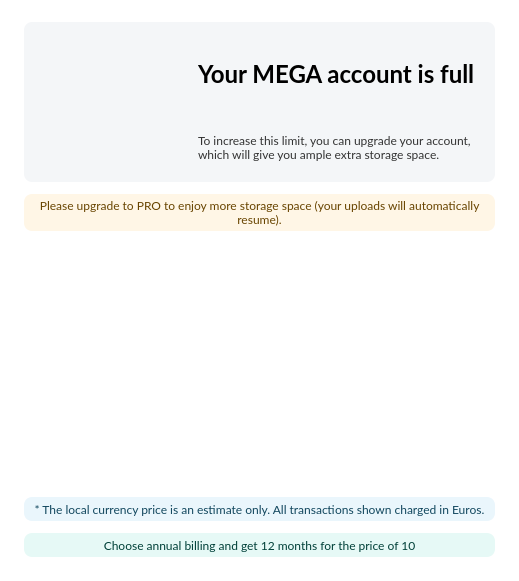
The window that src/MEGASync/gui/macx/UpgradeOverStorage.ui (meganz/MEGAsync) describes before a commit, drawn with Qt 5.
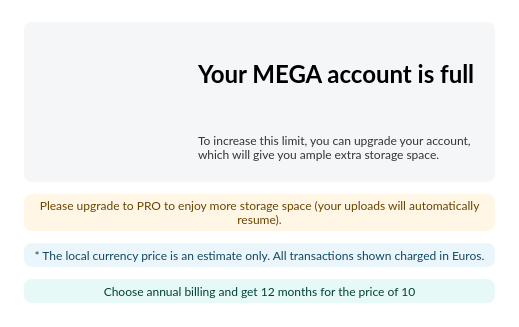
The same window after the commit.

Diff of the .ui file:
```diff
--- a/src/MEGASync/gui/macx/UpgradeOverStorage.ui
+++ b/src/MEGASync/gui/macx/UpgradeOverStorage.ui
@@ -414,29 +414,11 @@
        </widget>
       </item>
       <item>
-       <widget class="QWidget" name="wPlans" native="true">
-        <property name="sizePolicy">
-         <sizepolicy hsizetype="Preferred" vsizetype="Preferred">
-          <horstretch>0</horstretch>
-          <verstretch>0</verstretch>
-         </sizepolicy>
+       <layout class="QHBoxLayout" name="wPlansLayout">
+        <property name="spacing">
+         <number>8</number>
         </property>
-        <property name="minimumSize">
-         <size>
-          <width>0</width>
-          <height>250</height>
-         </size>
-        </property>
-        <property name="maximumSize">
-         <size>
-          <width>16777215</width>
-          <height>16777215</height>
-         </size>
-        </property>
-        <property name="styleSheet">
-         <string notr="true"/>
-        </property>
-       </widget>
+       </layout>
       </item>
      </layout>
     </widget>
@@ -458,7 +440,7 @@
      <property name="maximumSize">
       <size>
        <width>16777215</width>
-       <height>16777215</height>
+       <height>50</height>
       </size>
      </property>
      <property name="text">
@@ -489,7 +471,7 @@
      <property name="maximumSize">
       <size>
        <width>16777215</width>
-       <height>16777215</height>
+       <height>50</height>
       </size>
      </property>
      <property name="text">
```
Left out of the diff: 6 changed lines with no effect on the pictures.
